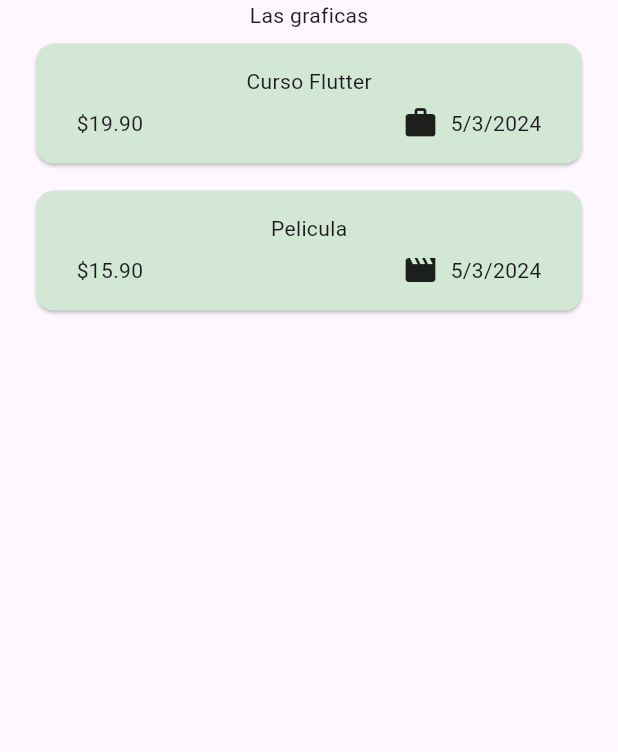
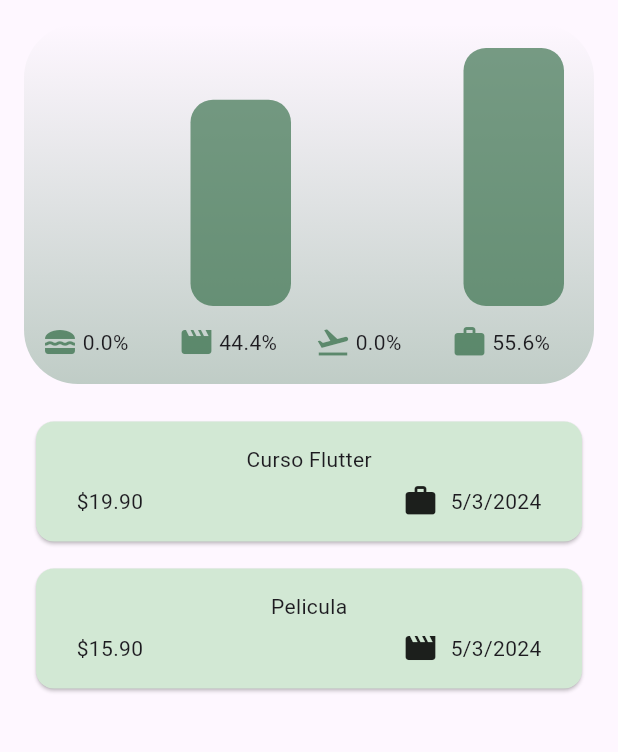
Before and after one commit to SantiagoLopezDeharo/aprendiendo_flutter, a Flutter app: the screen it shows after launch, on a phone screen of 412 x 824 dp, the part 84-836 px from its top. Run offline on Flutter 3.47's test engine with Material 3 defaults, Android fonts, the phone set to English and light mode, and no system bars; our stand-ins replace google_fonts; missing offline and left inert: dart:ffi.

Commit message:
Agregue una graficas para ayuda visual de que esta gastando más

```diff
--- /dev/null
+++ b/control_gastos/lib/bara_grafica.dart
@@ -0,0 +1,34 @@
+import 'package:flutter/material.dart';
+
+class BaraGrafica extends StatelessWidget {
+  const BaraGrafica({
+    super.key,
+    required this.fill,
+  });
+
+  final double fill;
+
+  @override
+  Widget build(BuildContext context) {
+    final isDarkMode =
+        MediaQuery.of(context).platformBrightness == Brightness.dark;
+    return Expanded(
+      child: Padding(
+        padding: const EdgeInsets.symmetric(horizontal: 12),
+        child: FractionallySizedBox(
+          heightFactor: fill,
+          child: DecoratedBox(
+            decoration: BoxDecoration(
+              shape: BoxShape.rectangle,
+              borderRadius:
+                  const BorderRadius.vertical(top:Radius.circular(15) , bottom: Radius.circular(15)),
+              color: isDarkMode
+                  ? Theme.of(context).colorScheme.secondary
+                  : Theme.of(context).colorScheme.primary.withOpacity(0.65),
+            ),
+          ),
+        ),
+      ),
+    );
+  }
+}
--- a/control_gastos/lib/gastos.dart
+++ b/control_gastos/lib/gastos.dart
@@ -1,3 +1,4 @@
+import 'package:control_gastos/grafica.dart';
 import 'package:control_gastos/new_gasto.dart';
 import 'package:flutter/material.dart';
 import 'package:control_gastos/modelos/gasto.dart';
@@ -85,7 +86,7 @@ class _Gastos extends State<Gastos> {
         child: Column(
           mainAxisSize: MainAxisSize.min,
           children: [
-            const Text("Las graficas"),
+            Grafica(expenses: _gastosRegistrados),
             Expanded(
                 child: mainContent,
             ),
--- /dev/null
+++ b/control_gastos/lib/grafica.dart
@@ -0,0 +1,109 @@
+import 'package:control_gastos/bara_grafica.dart';
+import 'package:control_gastos/modelos/gasto.dart';
+import 'package:flutter/material.dart';
+
+class Grafica extends StatelessWidget {
+  const Grafica({super.key, required this.expenses});
+
+  final List<Gasto> expenses;
+
+  List<BaldeGasto> get buckets {
+    return [
+      BaldeGasto.forCategoria(expenses, Categoria.comida),
+      BaldeGasto.forCategoria(expenses, Categoria.placer),
+      BaldeGasto.forCategoria(expenses, Categoria.viaje),
+      BaldeGasto.forCategoria(expenses, Categoria.trabajo),
+    ];
+  }
+
+  double get total {
+    double t = 0;
+    for (var i in buckets) t += i.gastosTotales;
+    return t;
+  }
+
+  double get maxTotalExpense {
+    double maxTotalExpense = 0;
+
+    for (final bucket in buckets) {
+      if (bucket.gastosTotales > maxTotalExpense) {
+        maxTotalExpense = bucket.gastosTotales;
+      }
+    }
+
+    return maxTotalExpense;
+  }
+
+  @override
+  Widget build(BuildContext context) {
+    final isDarkMode =
+        MediaQuery.of(context).platformBrightness == Brightness.dark;
+    return Container(
+      margin: const EdgeInsets.all(16),
+      padding: const EdgeInsets.symmetric(
+        vertical: 16,
+        horizontal: 8,
+      ),
+      width: double.infinity,
+      height: 240,
+      decoration: BoxDecoration(
+        borderRadius: BorderRadius.circular(36),
+        gradient: LinearGradient(
+          colors: [
+            Theme.of(context).colorScheme.primary.withOpacity(0.3),
+            Theme.of(context).colorScheme.primary.withOpacity(0.0)
+          ],
+          begin: Alignment.bottomCenter,
+          end: Alignment.topCenter,
+        ),
+      ),
+      child: Column(
+        children: [
+          Expanded(
+            child: Row(
+              crossAxisAlignment: CrossAxisAlignment.end,
+              children: [
+                for (final bucket in buckets) // alternative to map()
+                  BaraGrafica(
+                    fill: bucket.gastosTotales == 0
+                        ? 0
+                        : bucket.gastosTotales / maxTotalExpense,
+                  )
+              ],
+            ),
+          ),
+          const SizedBox(height: 12),
+          Row(
+            children: buckets
+                .map(
+                  (bucket) => Expanded(
+                    child: Padding(
+                      padding: const EdgeInsets.symmetric(horizontal: 4),
+                      child: Row(
+                        children: [
+                          Icon(
+                            categoryIcons[bucket.categoria],
+                            color: isDarkMode
+                                ? Theme.of(context).colorScheme.secondary
+                                : Theme.of(context)
+                                    .colorScheme
+                                    .primary
+                                    .withOpacity(0.7),
+                          ),
+                          const SizedBox(
+                            width: 3,
+                          ),
+                          Text((bucket.gastosTotales * 100 / total)
+                              .toStringAsFixed(1) + "%"),
+                        ],
+                      ),
+                    ),
+                  ),
+                )
+                .toList(),
+          )
+        ],
+      ),
+    );
+  }
+}
--- a/control_gastos/lib/main.dart
+++ b/control_gastos/lib/main.dart
@@ -21,7 +21,11 @@ class MyApp extends StatelessWidget {
             style: ElevatedButton.styleFrom(
               backgroundColor: KDarkColorScheme.primaryContainer,
             ),
-          )
+          ),
+          cardTheme: const CardTheme().copyWith(
+            color: KDarkColorScheme.secondaryContainer,
+            margin: const EdgeInsets.symmetric(horizontal: 24, vertical: 9),
+          ),
         ),
         theme: ThemeData().copyWith(
           colorScheme: KColorScheme,
--- a/control_gastos/lib/modelos/gasto.dart
+++ b/control_gastos/lib/modelos/gasto.dart
@@ -12,7 +12,6 @@ const categoryIcons = {
   Categoria.viaje: Icons.flight_takeoff,
   Categoria.placer: Icons.movie,
   Categoria.trabajo: Icons.work,
-
 };
 
 class Gasto {
@@ -29,8 +28,24 @@ class Gasto {
   final DateTime date;
   final Categoria categoria;
 
-  String get fecha
-  {
+  String get fecha {
     return formatter.format(date);
   }
 }
+
+class BaldeGasto {
+  BaldeGasto({required this.categoria, required this.gastos});
+
+  BaldeGasto.forCategoria(List<Gasto> todosGastos, this.categoria) : gastos = todosGastos.where((element) => element.categoria == categoria).toList();
+
+  final Categoria categoria;
+  final List<Gasto> gastos;
+
+  double get gastosTotales {
+    double suma = 0;
+
+    for (final gasto in gastos) suma += gasto.amount;
+
+    return suma;
+  }
+}
```
